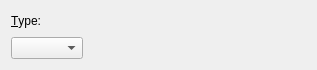
Qt form src/widgets/shortcutinfo.ui (lbellonda/qxmledit) before a commit.
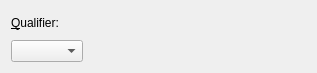
The same form after that commit. Icons and pictures are not drawn.

Diff of the .ui file:
```diff
--- a/src/widgets/shortcutinfo.ui
+++ b/src/widgets/shortcutinfo.ui
@@ -7,9 +7,15 @@
     <x>0</x>
     <y>0</y>
     <width>317</width>
-    <height>70</height>
+    <height>73</height>
    </rect>
   </property>
+  <property name="sizePolicy">
+   <sizepolicy hsizetype="Preferred" vsizetype="Preferred">
+    <horstretch>0</horstretch>
+    <verstretch>0</verstretch>
+   </sizepolicy>
+  </property>
   <property name="windowTitle">
    <string>Keyboard Shortcuts</string>
   </property>
@@ -23,7 +29,7 @@
      <item>
       <widget class="QLabel" name="label">
        <property name="text">
-        <string>&amp;Type:</string>
+        <string>&amp;Qualifier:</string>
        </property>
        <property name="buddy">
         <cstring>type</cstring>
@@ -51,6 +57,12 @@
       </sizepolicy>
      </property>
      <widget class="QWidget" name="page">
+      <property name="sizePolicy">
+       <sizepolicy hsizetype="Maximum" vsizetype="Preferred">
+        <horstretch>0</horstretch>
+        <verstretch>0</verstretch>
+       </sizepolicy>
+      </property>
       <layout class="QHBoxLayout" name="horizontalLayout_3"/>
      </widget>
     </widget>
@@ -60,6 +72,9 @@
      <property name="orientation">
       <enum>Qt::Horizontal</enum>
      </property>
+     <property name="sizeType">
+      <enum>QSizePolicy::Expanding</enum>
+     </property>
      <property name="sizeHint" stdset="0">
       <size>
        <width>40</width>
```
Left out of the diff: 7 changed lines with no effect on the pictures.
